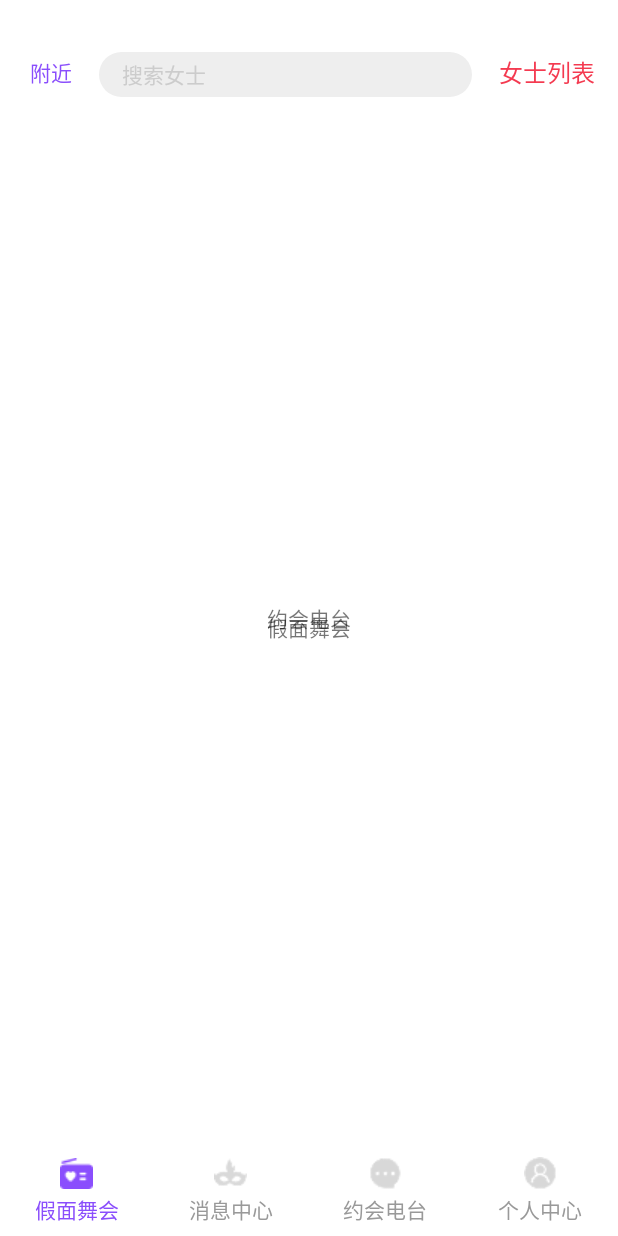
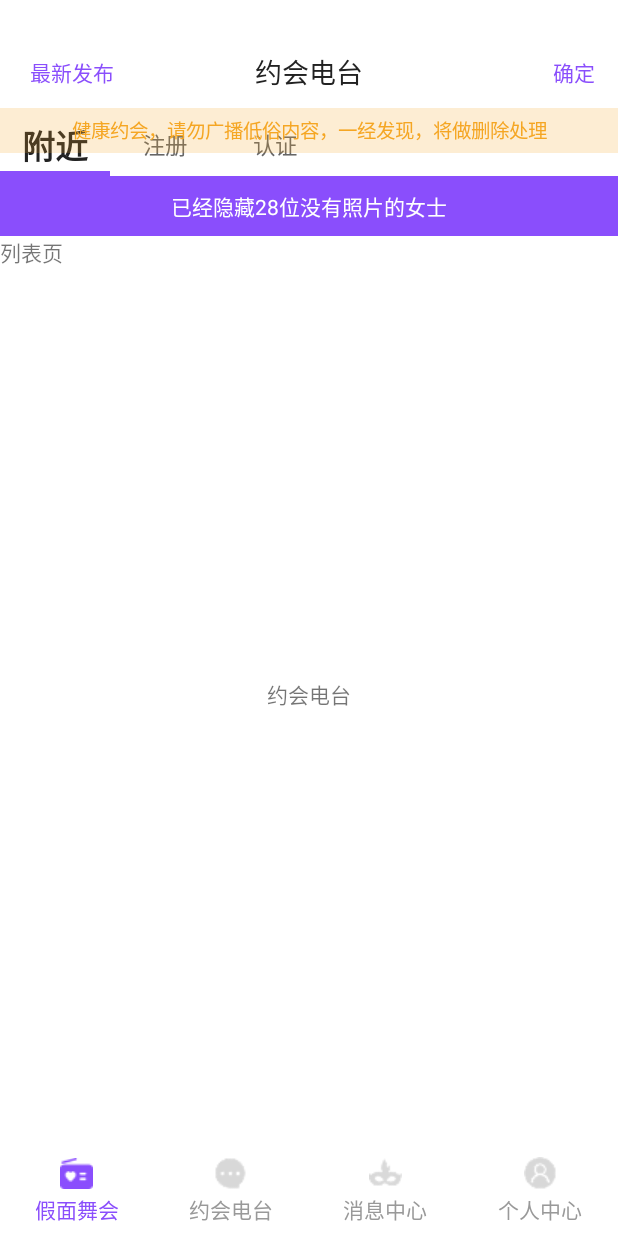
Before and after one commit to mustYudh/jmwh-android-java, an Android app: the fragment IntegratedRadioFragment placed in its activity, on a phone screen of 412 x 824 dp. Run offline under Robolectric (Android 15) with nearby library versions, the phone set to English and light mode, and no system bars; our stand-ins replace CircleImageView.

Commit message:
add：增加二级页面

```diff
--- a/JiaMianWuHui/app/build.gradle
+++ b/JiaMianWuHui/app/build.gradle
@@ -3,7 +3,7 @@ apply plugin: 'com.android.application'
 
 
 enum ApiEnvEnum {
-    DEV(0, "测试"), ONLINE(1, "正式"), PRE_RELEASE(2, "预发")
+    DEV(0, "假面舞会-测试"), ONLINE(1, "假面舞会"), PRE_RELEASE(2, "假面舞会-预发")
 
     private final int value
     private final String name
--- a/JiaMianWuHui/app/src/main/AndroidManifest.xml
+++ b/JiaMianWuHui/app/src/main/AndroidManifest.xml
@@ -7,7 +7,7 @@
         android:name=".APP"
         android:allowBackup="true"
         android:icon="@mipmap/ic_launcher"
-        android:label="@string/app_name"
+        android:label="${APP_NAME}"
         android:roundIcon="@mipmap/ic_launcher_round"
         android:supportsRtl="true"
         android:theme="@style/AppGrayTheme"
--- a/JiaMianWuHui/app/src/main/java/com/qsd/jmwh/base/BaseBarActivity.java
+++ b/JiaMianWuHui/app/src/main/java/com/qsd/jmwh/base/BaseBarActivity.java
@@ -62,6 +62,10 @@ public abstract class BaseBarActivity extends BaseActivity {
         }
     }
 
+    public void showBack(boolean back) {
+        bindView(R.id.back,back);
+    }
+
     public void setRightMenu(CharSequence text, View.OnClickListener onClickListener) {
         if (!TextUtils.isEmpty(text)) {
             TextView right = bindView(R.id.right_menu, onClickListener);
--- a/JiaMianWuHui/app/src/main/java/com/qsd/jmwh/base/BaseBarFragment.java
+++ b/JiaMianWuHui/app/src/main/java/com/qsd/jmwh/base/BaseBarFragment.java
@@ -3,10 +3,12 @@ package com.qsd.jmwh.base;
 import android.os.Bundle;
 import android.support.annotation.LayoutRes;
 import android.support.annotation.Nullable;
+import android.text.TextUtils;
 import android.view.LayoutInflater;
 import android.view.View;
 import android.view.ViewGroup;
 import android.widget.FrameLayout;
+import android.widget.TextView;
 
 import com.qsd.jmwh.R;
 import com.yu.common.base.BaseFragment;
@@ -64,4 +66,17 @@ public abstract class BaseBarFragment extends BaseFragment {
     public void setTitle(CharSequence charSequence) {
         bindText(R.id.title, charSequence);
     }
+
+    public void showBack(boolean back) {
+        bindView(R.id.back,back);
+    }
+
+
+    public void setRightMenu(CharSequence text, View.OnClickListener onClickListener) {
+        if (!TextUtils.isEmpty(text)) {
+            TextView right = bindView(R.id.right_menu, onClickListener);
+            right.setText(text);
+            right.setVisibility(View.VISIBLE);
+        }
+    }
 }
--- a/JiaMianWuHui/app/src/main/java/com/qsd/jmwh/module/home/HomeActivity.java
+++ b/JiaMianWuHui/app/src/main/java/com/qsd/jmwh/module/home/HomeActivity.java
@@ -38,8 +38,8 @@ public class HomeActivity extends BaseActivity {
         navigationView = findViewById(R.id.bottom_navigation_view);
         List<TabItem> items = new ArrayList<>();
         items.add(new TabView(createTabView("假面舞会", R.drawable.tab_01), new ParkFragment()));
+        items.add(new TabView(createTabView("约会电台", R.drawable.tab_03), new IntegratedRadioFragment()));
         items.add(new TabView(createTabView("消息中心", R.drawable.tab_02), new MessageFragment()));
-        items.add(new TabView(createTabView("约会电台", R.drawable.tab_03), new IntegratedRadioFragment()));
         items.add(new TabView(createTabView("个人中心", R.drawable.tab_04), new UserFragment()));
         navigationView.initControl(this).setPagerView(items, 0);
         navigationView.getNavgation().setTabControlHeight(60);
@@ -60,7 +60,7 @@ public class HomeActivity extends BaseActivity {
 
     @Override
     public void onBackPressed() {
-        if (pressHandle.handlePress(KeyEvent.KEYCODE_BACK)) {
+        if (!pressHandle.handlePress(KeyEvent.KEYCODE_BACK)) {
             super.onBackPressed();
         }
 
--- a/JiaMianWuHui/app/src/main/java/com/qsd/jmwh/module/home/integrated/IntegratedRadioFragment.java
+++ b/JiaMianWuHui/app/src/main/java/com/qsd/jmwh/module/home/integrated/IntegratedRadioFragment.java
@@ -4,9 +4,9 @@ import android.os.Bundle;
 import android.support.annotation.Nullable;
 
 import com.qsd.jmwh.R;
+import com.qsd.jmwh.base.BaseBarFragment;
 import com.qsd.jmwh.module.home.integrated.presenter.IntegratedRadioPresenter;
 import com.qsd.jmwh.module.home.integrated.presenter.IntegratedRadioViewer;
-import com.yu.common.base.BaseFragment;
 import com.yu.common.mvp.PresenterLifeCycle;
 
 /**
@@ -14,12 +14,15 @@ import com.yu.common.mvp.PresenterLifeCycle;
  * @date 2018/6/12
  */
 
-public class IntegratedRadioFragment extends BaseFragment implements IntegratedRadioViewer {
+public class IntegratedRadioFragment extends BaseBarFragment implements IntegratedRadioViewer {
 
     @PresenterLifeCycle
     IntegratedRadioPresenter mPresenter = new IntegratedRadioPresenter(this);
 
-
+    @Override
+    protected int getActionBarLayoutId() {
+        return R.layout.rang_bar_layout;
+    }
 
     @Override
     protected int getContentViewId() {
--- a/JiaMianWuHui/app/src/main/java/com/qsd/jmwh/module/home/message/MessageFragment.java
+++ b/JiaMianWuHui/app/src/main/java/com/qsd/jmwh/module/home/message/MessageFragment.java
@@ -2,11 +2,12 @@ package com.qsd.jmwh.module.home.message;
 
 import android.os.Bundle;
 import android.support.annotation.Nullable;
+import android.view.View;
 
 import com.qsd.jmwh.R;
+import com.qsd.jmwh.base.BaseBarFragment;
 import com.qsd.jmwh.module.home.message.presenter.MessagePresenter;
 import com.qsd.jmwh.module.home.message.presenter.MessageViewer;
-import com.yu.common.base.BaseFragment;
 import com.yu.common.mvp.PresenterLifeCycle;
 
 /**
@@ -14,7 +15,7 @@ import com.yu.common.mvp.PresenterLifeCycle;
  * @date 2018/6/12
  */
 
-public class MessageFragment extends BaseFragment implements MessageViewer {
+public class MessageFragment extends BaseBarFragment implements MessageViewer {
 
     @PresenterLifeCycle
     MessagePresenter mPresenter = new MessagePresenter(this);
@@ -33,6 +34,13 @@ public class MessageFragment extends BaseFragment implements MessageViewer {
 
     @Override
     protected void loadData() {
+        setTitle("消息中心");
+        showBack(false);
+        setRightMenu("推送设置", new View.OnClickListener() {
+            @Override
+            public void onClick(View v) {
 
+            }
+        });
     }
 }
--- /dev/null
+++ b/JiaMianWuHui/app/src/main/java/com/qsd/jmwh/module/home/park/HomeParkPageAdapter.java
@@ -0,0 +1,21 @@
+package com.qsd.jmwh.module.home.park;
+
+import android.support.v4.app.Fragment;
+import android.support.v4.app.FragmentManager;
+import android.support.v4.app.FragmentStatePagerAdapter;
+
+class HomeParkPageAdapter extends FragmentStatePagerAdapter {
+    public HomeParkPageAdapter(FragmentManager fm) {
+        super(fm);
+    }
+
+    @Override
+    public Fragment getItem(int i) {
+        return new PersonFragment();
+    }
+
+    @Override
+    public int getCount() {
+        return 3;
+    }
+}
--- a/JiaMianWuHui/app/src/main/java/com/qsd/jmwh/module/home/park/ParkFragment.java
+++ b/JiaMianWuHui/app/src/main/java/com/qsd/jmwh/module/home/park/ParkFragment.java
@@ -1,20 +1,29 @@
 package com.qsd.jmwh.module.home.park;
 
+import android.graphics.Typeface;
 import android.os.Bundle;
 import android.support.annotation.Nullable;
+import android.support.design.widget.TabLayout;
+import android.support.v4.view.ViewPager;
+import android.view.View;
+import android.widget.LinearLayout;
+import android.widget.TextView;
 
 import com.qsd.jmwh.R;
 import com.qsd.jmwh.base.BaseBarFragment;
 import com.qsd.jmwh.module.home.park.presenter.ParkPresenter;
 import com.qsd.jmwh.module.home.park.presenter.ParkViewer;
+import com.qsd.jmwh.view.ProxyDrawable;
 import com.yu.common.mvp.PresenterLifeCycle;
+import com.yu.common.ui.Res;
+import com.yu.common.utils.DensityUtil;
 
 /**
  * @author yudneghao
  * @date 2018/6/12
  */
 
-public class ParkFragment extends BaseBarFragment implements ParkViewer {
+public class ParkFragment extends BaseBarFragment implements ParkViewer, TabLayout.OnTabSelectedListener {
 
     @PresenterLifeCycle
     ParkPresenter mPresenter = new ParkPresenter(this);
@@ -35,8 +44,82 @@ public class ParkFragment extends BaseBarFragment implements ParkViewer {
 
     }
 
+    private void initView() {
+        TabLayout tabLayout = bindView(R.id.tab_layout);
+        ViewPager viewPager = bindView(R.id.view_pager);
+        initTabLayout(tabLayout,viewPager);
+    }
+
+    private void initTabLayout(TabLayout tabLayout,ViewPager viewPager) {
+        tabLayout.addOnTabSelectedListener(this);
+        HomeParkPageAdapter adapter = new HomeParkPageAdapter(getChildFragmentManager());
+        viewPager.setAdapter(adapter);
+        tabLayout.setupWithViewPager(viewPager);
+        for (int i = 0; i < 3; i++) {
+            TabLayout.Tab tab = tabLayout.getTabAt(i);
+            if (tab != null) {
+                View view = View.inflate(getActivity(), R.layout.item_home_tab, null);
+                TextView textView =  view.findViewById(R.id.title);
+                if (i == 0) {
+                    textView.setText("附近");
+                    textView.setTypeface(Typeface.defaultFromStyle(Typeface.BOLD));
+                } else if (i == 1) {
+                    textView.setText("注册");
+                    textView.setTextColor(Res.color(R.color.color_666666));
+                    textView.setTextSize(15);
+                    textView.setTypeface(Typeface.defaultFromStyle(Typeface.NORMAL));
+                } else {
+                    textView.setText("认证");
+                    textView.setTextColor(Res.color(R.color.color_666666));
+                    textView.setTextSize(15);
+                    textView.setTypeface(Typeface.defaultFromStyle(Typeface.NORMAL));
+                }
+                tab.setCustomView(view);
+            }
+
+        }
+        ProxyDrawable proxyDrawable = new ProxyDrawable(tabLayout, 1);
+        LinearLayout tabStrip = (LinearLayout) tabLayout.getChildAt(0);
+        proxyDrawable.setIndicatorColor(Res.color(R.color.app_main_bg_color));
+        proxyDrawable.setIndicatorPaddingLeft(
+                DensityUtil.dip2px(getActivity(), 22f));
+        proxyDrawable.setIndicatorPaddingRight(
+                DensityUtil.dip2px(getActivity(), 22f));
+        proxyDrawable.setIndicatorPaddingTop(
+                DensityUtil.dip2px(getActivity(), 3f));
+        tabStrip.setBackground(proxyDrawable);
+
+    }
+
     @Override
     protected void loadData() {
+        initView();
+    }
+
+    @Override
+    public void onTabSelected(TabLayout.Tab tab) {
+        View view = tab.getCustomView();
+        if (view != null) {
+            TextView textView = view.findViewById(R.id.title);
+            textView.setTextColor(Res.color(R.color.color_222222));
+            textView.setTypeface(Typeface.defaultFromStyle(Typeface.BOLD));
+            textView.setTextSize(22);
+        }
+    }
+
+    @Override
+    public void onTabUnselected(TabLayout.Tab tab) {
+        View view = tab.getCustomView();
+        if (view != null) {
+            TextView textView = view.findViewById(R.id.title);
+            textView.setTextColor(Res.color(R.color.color_666666));
+            textView.setTypeface(Typeface.defaultFromStyle(Typeface.BOLD));
+            textView.setTextSize(15);
+        }
+    }
+
+    @Override
+    public void onTabReselected(TabLayout.Tab tab) {
 
     }
 }
--- /dev/null
+++ b/JiaMianWuHui/app/src/main/java/com/qsd/jmwh/module/home/park/PersonFragment.java
@@ -0,0 +1,24 @@
+package com.qsd.jmwh.module.home.park;
+
+import android.os.Bundle;
+import android.support.annotation.Nullable;
+
+import com.qsd.jmwh.R;
+import com.yu.common.base.BaseFragment;
+
+public class PersonFragment extends BaseFragment {
+    @Override
+    protected int getContentViewId() {
+        return R.layout.person_fragment_layout;
+    }
+
+    @Override
+    protected void setView(@Nullable Bundle savedInstanceState) {
+
+    }
+
+    @Override
+    protected void loadData() {
+
+    }
+}
--- /dev/null
+++ b/JiaMianWuHui/app/src/main/java/com/qsd/jmwh/view/ProxyDrawable.java
@@ -0,0 +1,97 @@
+package com.qsd.jmwh.view;
+
+import android.graphics.Canvas;
+import android.graphics.ColorFilter;
+import android.graphics.Paint;
+import android.graphics.PixelFormat;
+import android.graphics.RectF;
+import android.graphics.drawable.Drawable;
+import android.support.annotation.IntRange;
+import android.support.annotation.NonNull;
+import android.support.annotation.Nullable;
+import android.view.View;
+
+import com.yu.common.utils.DensityUtil;
+
+import java.lang.reflect.Field;
+
+
+public class ProxyDrawable extends Drawable {
+  private View view;
+  private Paint paint;
+
+  private int indicatorPaddingLeft;
+  private int indicatorPaddingRight;
+  private int indicatorPaddingTop;
+  private int indicatorHeight;
+  private int radius;
+  private RectF drawRectF;
+
+  public ProxyDrawable(@NonNull View view, int indicatorHeight) {
+    this.view = view;
+    this.indicatorHeight = indicatorHeight;
+    paint = new Paint();
+    drawRectF = new RectF();
+  }
+
+  public void setIndicatorPaddingLeft(int indicatorPaddingLeft) {
+    this.indicatorPaddingLeft = indicatorPaddingLeft;
+  }
+
+
+  public void setIndicatorPaddingTop(int indicatorPaddingTop) {
+    this.indicatorPaddingTop = indicatorPaddingTop;
+  }
+
+  public void setIndicatorPaddingRight(int indicatorPaddingRight) {
+    this.indicatorPaddingRight = indicatorPaddingRight;
+  }
+
+  public void setIndicatorColor(int color) {
+    paint.setColor(color);
+  }
+
+  @Override public void draw(@NonNull Canvas canvas) {
+    //这里通过反射获取SlidingTabStrip的两个变量，源代码画的是下划线，我们现在画的是带圆角的矩形
+    int mIndicatorLeft = getIntValue("indicatorLeft") + indicatorPaddingLeft;
+    int mIndicatorRight = getIntValue("indicatorRight") - indicatorPaddingRight;
+    int mSelectedIndicatorHeight = getIntValue("selectedIndicatorHeight");
+    int height = view.getHeight();
+    /*mSelectedIndicatorHeight / 2*/
+    if (mIndicatorLeft >= 0 && mIndicatorRight > mIndicatorLeft) {
+      drawRectF.set(mIndicatorLeft, height - mSelectedIndicatorHeight - DensityUtil.dip2px(indicatorHeight) + indicatorPaddingTop, mIndicatorRight,
+          height - DensityUtil.dip2px(indicatorHeight) + indicatorPaddingTop);
+      canvas.drawRoundRect(drawRectF, radius, radius, paint);
+    }
+  }
+
+
+  public void setRadius(int radius) {
+    this.radius = radius;
+  }
+
+
+  private int getIntValue(String name) {
+    try {
+      Field f = view.getClass().getDeclaredField(name);
+      f.setAccessible(true);
+      Object obj = f.get(view);
+      return (Integer) obj;
+    } catch (Exception e) {
+      e.printStackTrace();
+    }
+    return 0;
+  }
+
+  @Override public void setAlpha(@IntRange(from = 0, to = 255) int alpha) {
+
+  }
+
+  @Override public void setColorFilter(@Nullable ColorFilter colorFilter) {
+
+  }
+
+  @Override public int getOpacity() {
+    return PixelFormat.UNKNOWN;
+  }
+}
--- a/JiaMianWuHui/app/src/main/res/layout/integrated_radio_fragment.xml
+++ b/JiaMianWuHui/app/src/main/res/layout/integrated_radio_fragment.xml
@@ -3,7 +3,16 @@
     xmlns:android="http://schemas.android.com/apk/res/android"
     android:layout_width="match_parent"
     android:layout_height="match_parent"
+    android:orientation="vertical"
     >
+    <com.yu.common.ui.DelayClickTextView
+        android:textSize="13sp"
+        android:gravity="center"
+        android:text="健康约会，请勿广播低俗内容，一经发现，将做删除处理"
+        android:textColor="@color/color_F5A623"
+        android:background="@color/color_F5A623_alpha"
+        android:layout_width="match_parent"
+        android:layout_height="30dp"/>
 
     <TextView
         android:gravity="center"
--- /dev/null
+++ b/JiaMianWuHui/app/src/main/res/layout/item_home_tab.xml
@@ -0,0 +1,11 @@
+<?xml version="1.0" encoding="utf-8"?>
+<TextView
+    xmlns:android="http://schemas.android.com/apk/res/android"
+    android:id="@+id/title"
+    android:layout_width="match_parent"
+    android:layout_height="match_parent"
+    android:gravity="center"
+    android:textColor="@color/color_222222"
+    android:textSize="22dp">
+
+</TextView>
--- a/JiaMianWuHui/app/src/main/res/layout/park_fragment.xml
+++ b/JiaMianWuHui/app/src/main/res/layout/park_fragment.xml
@@ -3,14 +3,35 @@
     xmlns:android="http://schemas.android.com/apk/res/android"
     android:layout_width="match_parent"
     android:layout_height="match_parent"
+    xmlns:app="http://schemas.android.com/apk/res-auto"
+    android:orientation="vertical"
     >
+
+    <android.support.design.widget.TabLayout
+        android:id="@+id/tab_layout"
+        app:tabIndicatorColor="@color/app_main_bg_color"
+        app:tabBackground="@null"
+        app:tabGravity="fill"
+        app:tabMode="fixed"
+        app:tabIndicatorHeight="3dp"
+        android:layout_width="220dp"
+        app:tabPaddingBottom="-4dp"
+        android:layout_height="45dp"/>
+
+    <TextView
+        android:gravity="center"
+        android:background="@color/app_main_bg_color"
+        android:text="已经隐藏28位没有照片的女士"
+        android:textSize="14sp"
+        android:textColor="@color/white"
+        android:layout_width="match_parent"
+        android:layout_height="40dp"/>
+
+    <android.support.v4.view.ViewPager
+        android:id="@+id/view_pager"
+        android:layout_width="match_parent"
+        android:layout_height="match_parent"/>
 
 
 
-    <TextView
-        android:gravity="center"
-        android:text="假面舞会"
-        android:layout_width="match_parent"
-        android:layout_height="match_parent"/>
-
 </LinearLayout>
--- /dev/null
+++ b/JiaMianWuHui/app/src/main/res/layout/person_fragment_layout.xml
@@ -0,0 +1,10 @@
+<?xml version="1.0" encoding="utf-8"?>
+<LinearLayout
+    xmlns:android="http://schemas.android.com/apk/res/android"
+    android:layout_width="match_parent"
+    android:layout_height="match_parent">
+<TextView
+    android:text="列表页"
+    android:layout_width="match_parent"
+    android:layout_height="match_parent"/>
+</LinearLayout>
--- /dev/null
+++ b/JiaMianWuHui/app/src/main/res/layout/rang_bar_layout.xml
@@ -0,0 +1,59 @@
+<?xml version="1.0" encoding="utf-8"?>
+<RelativeLayout
+    xmlns:android="http://schemas.android.com/apk/res/android"
+    android:background="@color/white"
+    android:layout_width="match_parent"
+    xmlns:tools="http://schemas.android.com/tools"
+    android:layout_height="48dp">
+
+
+
+    <com.yu.common.ui.DelayClickTextView
+        android:textSize="14sp"
+        android:gravity="center_vertical"
+        android:text="最新发布"
+        android:textColor="@color/app_main_bg_color"
+        android:paddingLeft="20dp"
+        android:paddingRight="20dp"
+        android:layout_width="wrap_content"
+        android:layout_height="match_parent"/>
+
+
+
+    <LinearLayout
+        android:maxWidth="195dp"
+        android:layout_width="wrap_content"
+        android:layout_height="match_parent"
+        android:layout_centerHorizontal="true"
+        android:gravity="center"
+        android:orientation="horizontal"
+        >
+        <TextView
+            android:gravity="center"
+            android:id="@+id/title"
+            android:textSize="18sp"
+            android:ellipsize="end"
+            android:maxLines="1"
+            android:singleLine="true"
+            android:textColor="@color/color_222222"
+            android:text="约会电台"
+            android:layout_width="wrap_content"
+            android:layout_height="wrap_content"/>
+
+    </LinearLayout>
+
+
+
+    <com.yu.common.ui.DelayClickTextView
+        android:textColor="@color/app_main_bg_color"
+        android:textSize="14sp"
+        android:layout_alignParentRight="true"
+        android:gravity="center"
+        android:text="确定"
+        android:id="@+id/right_menu"
+        android:paddingRight="15dp"
+        android:paddingLeft="15dp"
+        android:layout_width="wrap_content"
+        android:layout_height="match_parent"/>
+
+</RelativeLayout>
--- a/JiaMianWuHui/app/src/main/res/values/colors.xml
+++ b/JiaMianWuHui/app/src/main/res/values/colors.xml
@@ -16,4 +16,6 @@
     <color name="color_DDDDDD">#DDDDDD</color>
     <color name="color_F43A50">#F43A50</color>
     <color name="color_CCCCCC">#CCCCCC</color>
+    <color name="color_F5A623_alpha">#33F5A623</color>
+    <color name="color_F5A623">#F5A623</color>
 </resources>
```
